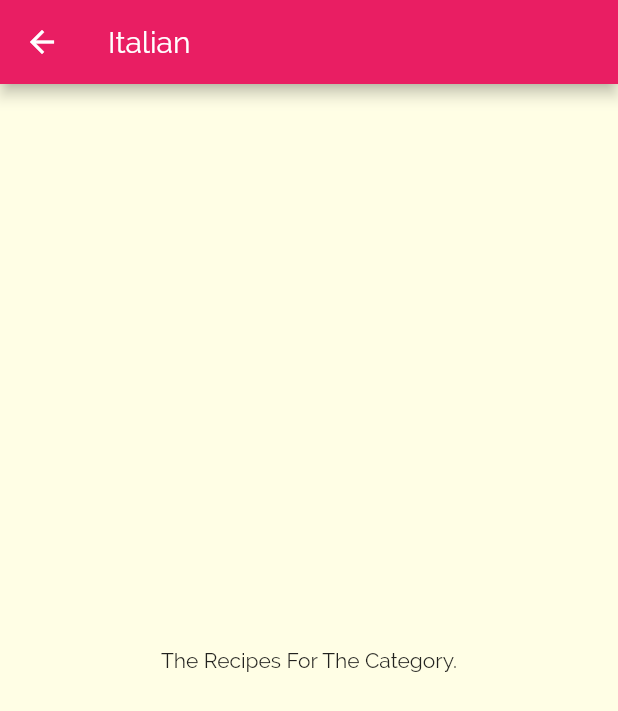
After one commit to ahmetsarac/flutter-meals, a Flutter app: the screen it shows after launch, after a tap on "Italian", on a phone screen of 412 x 824 dp. The commit adds this screen. Shown: the top 711 px of the screen. Run offline on Flutter 3.47's test engine with Material 2 defaults, Android fonts, the phone set to English and light mode, and no system bars.

Commit message:
Category meals screen is added with navigation.

```diff
--- a/lib/categories_screen.dart
+++ b/lib/categories_screen.dart
@@ -18,7 +18,11 @@ class CategoriesScreen extends StatelessWidget {
           mainAxisSpacing: 20,
         ),
         children: DUMMY_CATEGORIES.map((catData) {
-          return CategoryItem(title: catData.title, color: catData.color);
+          return CategoryItem(
+            id: catData.id,
+            title: catData.title,
+            color: catData.color,
+          );
         }).toList(),
       ),
     );
--- a/lib/category_item.dart
+++ b/lib/category_item.dart
@@ -1,16 +1,33 @@
 import 'package:flutter/material.dart';
+import 'package:meals/category_meals_screen.dart';
 import 'custom_text_styles.dart';
 
 class CategoryItem extends StatelessWidget {
+  final String id;
   final String title;
   final Color color;
 
-  const CategoryItem({Key? key, required this.title, required this.color})
+  const CategoryItem(
+      {Key? key, required this.id, required this.title, required this.color})
       : super(key: key);
+
+  void selectCategory(BuildContext context) {
+    Navigator.of(context).pushNamed(
+      '/category-meals',
+      arguments: {
+        'id': id,
+        'title': title,
+      },
+    );
+  }
 
   @override
   Widget build(BuildContext context) {
-    return Container(
+    return InkWell(
+      onTap: () => selectCategory(context),
+      splashColor: Theme.of(context).primaryColor,
+      borderRadius: BorderRadius.circular(15.0),
+      child: Container(
         padding: const EdgeInsets.all(15.0),
         child: Text(
           title,
@@ -27,6 +44,7 @@ class CategoryItem extends StatelessWidget {
           ),
           borderRadius: BorderRadius.circular(15.0),
         ),
+      ),
     );
   }
 }
--- /dev/null
+++ b/lib/category_meals_screen.dart
@@ -0,0 +1,27 @@
+import 'package:flutter/material.dart';
+
+class CategoryMealsScreen extends StatelessWidget {
+  //final String categoryId;
+  //final String categoryTitle;
+
+  const CategoryMealsScreen({
+    Key? key,
+    /*required this.categoryId, required this.categoryTitle*/
+  }) : super(key: key);
+
+  @override
+  Widget build(BuildContext context) {
+    final routeArgs =
+        ModalRoute.of(context)?.settings.arguments as Map<String, String>;
+    final String categoryId = routeArgs['id'] as String;
+    final String categoryTitle = routeArgs['title'] as String;
+    return Scaffold(
+      appBar: AppBar(
+        title: Text(categoryTitle),
+      ),
+      body: const Center(
+        child: Text('The Recipes For The Category.'),
+      ),
+    );
+  }
+}
--- a/lib/main.dart
+++ b/lib/main.dart
@@ -1,5 +1,6 @@
 import 'package:flutter/material.dart';
 import 'package:meals/categories_screen.dart';
+import 'package:meals/category_meals_screen.dart';
 
 void main() {
   runApp(MyApp());
@@ -23,6 +24,9 @@ class MyApp extends StatelessWidget {
         secondary: Colors.amber,
       )),
       home: const CategoriesScreen(),
+      routes: {
+        '/category-meals': (context) => CategoryMealsScreen(),
+      },
     );
   }
 }
```
Lines whose indentation alone changed are shown as unchanged.
